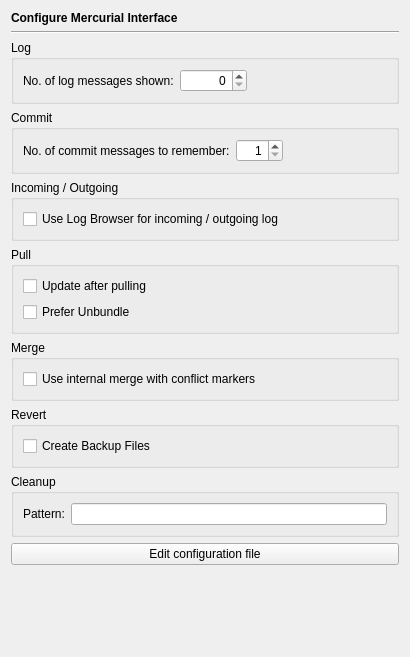
Old version of the form Plugins/VcsPlugins/vcsMercurial/ConfigurationPage/MercurialPage.ui in the repository testmana2/test.
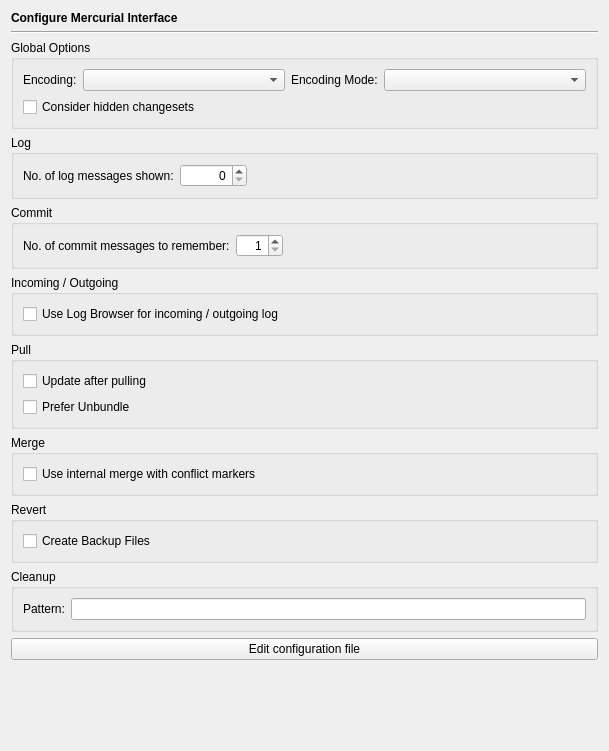
New version of the form.

Commit message: Removed the Mercurial support for a command options dialog and added useable global options to the Mercurial config page.

```diff
--- a/Plugins/VcsPlugins/vcsMercurial/ConfigurationPage/MercurialPage.ui
+++ b/Plugins/VcsPlugins/vcsMercurial/ConfigurationPage/MercurialPage.ui
@@ -6,8 +6,8 @@
    <rect>
     <x>0</x>
     <y>0</y>
-    <width>408</width>
-    <height>657</height>
+    <width>609</width>
+    <height>751</height>
    </rect>
   </property>
   <layout class="QVBoxLayout" name="verticalLayout_5">
@@ -31,6 +31,62 @@
      </property>
     </widget>
    </item>
+   <item>
+    <widget class="QGroupBox" name="groupBox_8">
+     <property name="title">
+      <string>Global Options</string>
+     </property>
+     <layout class="QGridLayout" name="gridLayout">
+      <item row="0" column="0">
+       <widget class="QLabel" name="label_4">
+        <property name="text">
+         <string>Encoding:</string>
+        </property>
+       </widget>
+      </item>
+      <item row="0" column="1">
+       <widget class="QComboBox" name="encodingComboBox">
+        <property name="sizePolicy">
+         <sizepolicy hsizetype="Expanding" vsizetype="Fixed">
+          <horstretch>0</horstretch>
+          <verstretch>0</verstretch>
+         </sizepolicy>
+        </property>
+        <property name="toolTip">
+         <string>Select the encoding to be used by Mercurial</string>
+        </property>
+       </widget>
+      </item>
+      <item row="0" column="2">
+       <widget class="QLabel" name="label_5">
+        <property name="text">
+         <string>Encoding Mode:</string>
+        </property>
+       </widget>
+      </item>
+      <item row="0" column="3">
+       <widget class="QComboBox" name="encodingModeComboBox">
+        <property name="sizePolicy">
+         <sizepolicy hsizetype="Expanding" vsizetype="Fixed">
+          <horstretch>0</horstretch>
+          <verstretch>0</verstretch>
+         </sizepolicy>
+        </property>
+        <property name="toolTip">
+         <string>Select the encoding mode</string>
+        </property>
+       </widget>
+      </item>
+      <item row="1" column="0" colspan="2">
+       <widget class="QCheckBox" name="hiddenChangesetsCheckBox">
+        <property name="text">
+         <string>Consider hidden changesets</string>
+        </property>
+       </widget>
+      </item>
+     </layout>
+    </widget>
+   </item>
    <item>
     <widget class="QGroupBox" name="groupBox">
      <property name="title">
```
Left out of the diff: 3 changed lines with no effect on the pictures. The commit also changes 56 other files.
